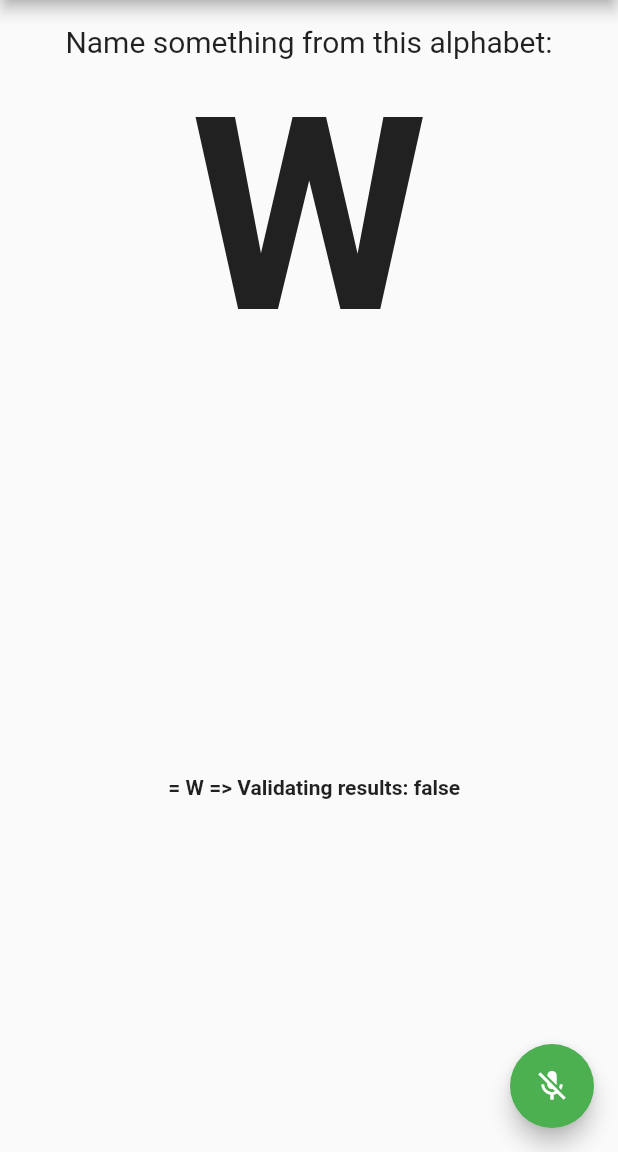
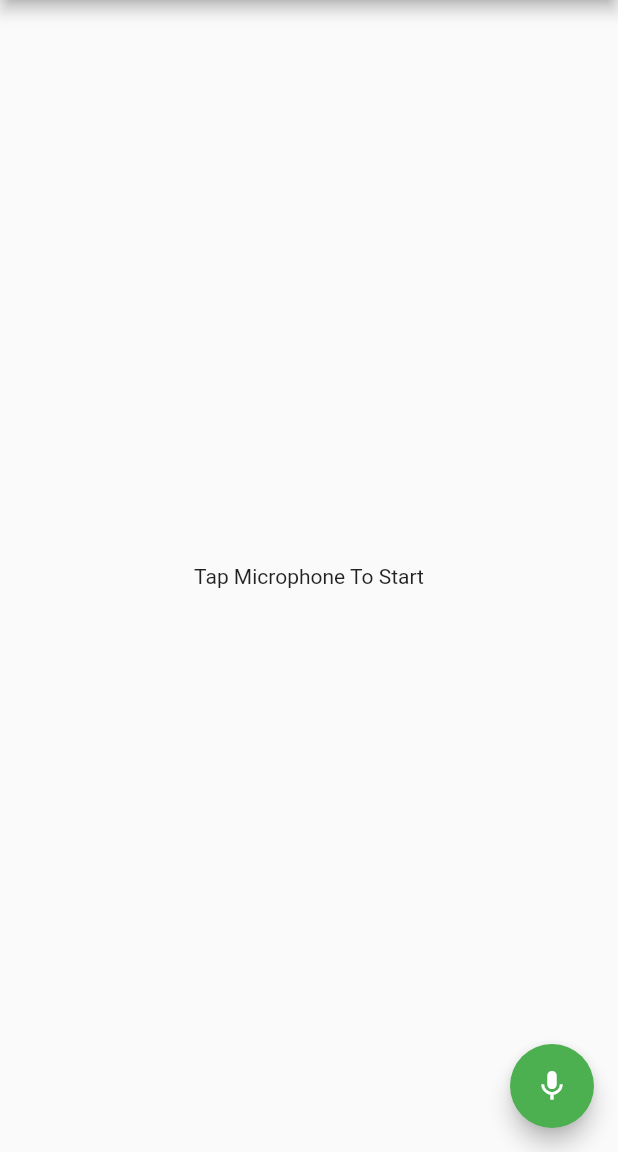
Before and after one commit to UmarGit/MYEY, a Flutter app: the Listen screen opened directly, on a phone screen of 412 x 824 dp, the part 84-1236 px from its top. Run offline on Flutter 3.47's test engine with Material 2 defaults, Android fonts, the phone set to English and light mode, and no system bars; our stand-ins replace camera, image_picker, speech_to_text; missing offline and left inert: google_ml_kit.

Commit message:
fix some ui of the Listen.dart made oval shape disappear when user take reference pictures

```diff
--- a/lib/components/listen/Listen.dart
+++ b/lib/components/listen/Listen.dart
@@ -11,6 +11,7 @@ class Listen extends StatefulWidget {
 }
 
 class _ListenState extends State<Listen> {
+  bool _firstStart = true;
   final SpeechToText _speechToText = SpeechToText();
   bool _speechEnabled = false;
   String _lastWords = ' ';
@@ -39,6 +40,7 @@ class _ListenState extends State<Listen> {
 
   /// Each time to start a speech recognition session
   void _startListening() async {
+    _firstStart = false;
     setState(() {
       _randomAlphabet = generateRandomString();
     });
@@ -70,7 +72,11 @@ class _ListenState extends State<Listen> {
       appBar: AppBar(
         title: const Text('Speech Demo'),
       ),
-      body: Center(
+      body: _firstStart
+          ? const Center(
+              child: Text("Tap Microphone To Start"),
+            )
+          : Center(
               child: Column(
                 mainAxisAlignment: MainAxisAlignment.center,
                 children: <Widget>[
@@ -90,7 +96,8 @@ class _ListenState extends State<Listen> {
                                 Text(
                                   _randomAlphabet,
                                   style: const TextStyle(
-                                fontSize: 180.0, fontWeight: FontWeight.bold),
+                                      fontSize: 180.0,
+                                      fontWeight: FontWeight.bold),
                                 ),
                               ],
                             )
@@ -125,9 +132,10 @@ class _ListenState extends State<Listen> {
                                   // recognition is not yet ready or not supported on
                                   // the target device
                                   : _speechEnabled
-                                ? 'Tap the microphone to start listening...'
+                                      ? 'listening...'
                                       : 'Speech not available',
-                        style: const TextStyle(fontWeight: FontWeight.bold),
+                              style:
+                                  const TextStyle(fontWeight: FontWeight.bold),
                             ),
                           ],
                         )),
@@ -140,8 +148,7 @@ class _ListenState extends State<Listen> {
             // If not yet listening for speech start, otherwise stop
             _speechToText.isNotListening ? _startListening : _stopListening,
         tooltip: 'Listen',
-        child:
-            Icon(_speechToText.isNotListening ? Icons.mic_off : Icons.hearing),
+        child: Icon(_speechToText.isNotListening ? Icons.mic : Icons.hearing),
       ),
     );
   }
```
Also changed, not shown: lib/components/detection/FaceDetector.dart (+43 -10 lines). Lines whose indentation alone changed are shown as unchanged.
